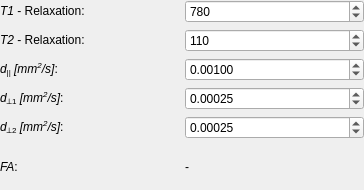
Old version of the form Plugins/org.mitk.gui.qt.diffusionimaging.fiberfox/src/QmitkTensorModelParametersWidgetControls.ui in the repository MITK/MITK.
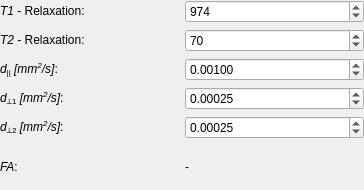
New version of the form.

The edit to the form file:
```diff
--- a/Plugins/org.mitk.gui.qt.diffusionimaging.fiberfox/src/QmitkTensorModelParametersWidgetControls.ui
+++ b/Plugins/org.mitk.gui.qt.diffusionimaging.fiberfox/src/QmitkTensorModelParametersWidgetControls.ui
@@ -143,7 +143,7 @@
       <number>999999999</number>
      </property>
      <property name="value">
-      <number>110</number>
+      <number>70</number>
      </property>
     </widget>
    </item>
@@ -163,7 +163,7 @@
       <number>999999999</number>
      </property>
      <property name="value">
-      <number>780</number>
+      <number>974</number>
      </property>
     </widget>
    </item>
```
